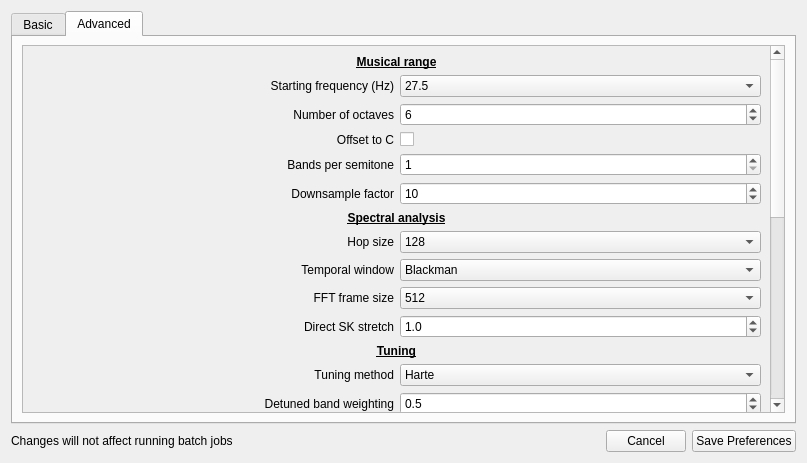
Before: the Qt Designer form prefsdialog.ui in ibsh/is_KeyFinder, drawn with Qt 5.
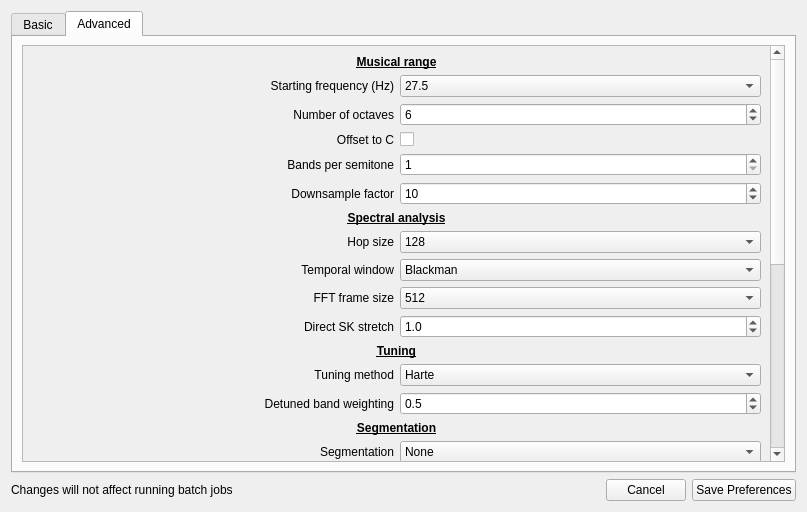
After: the same form once the commit is applied. The open tabs and pages were chosen to show the change.

```diff
--- a/prefsdialog.ui
+++ b/prefsdialog.ui
@@ -10,7 +10,7 @@
     <x>0</x>
     <y>0</y>
     <width>807</width>
-    <height>463</height>
+    <height>512</height>
    </rect>
   </property>
   <property name="windowTitle">
@@ -1080,7 +1080,7 @@
           <property name="geometry">
            <rect>
             <x>0</x>
-            <y>0</y>
+            <y>-280</y>
             <width>720</width>
             <height>919</height>
            </rect>
```
Left out of the diff: 8 changed lines with no effect on the pictures.
